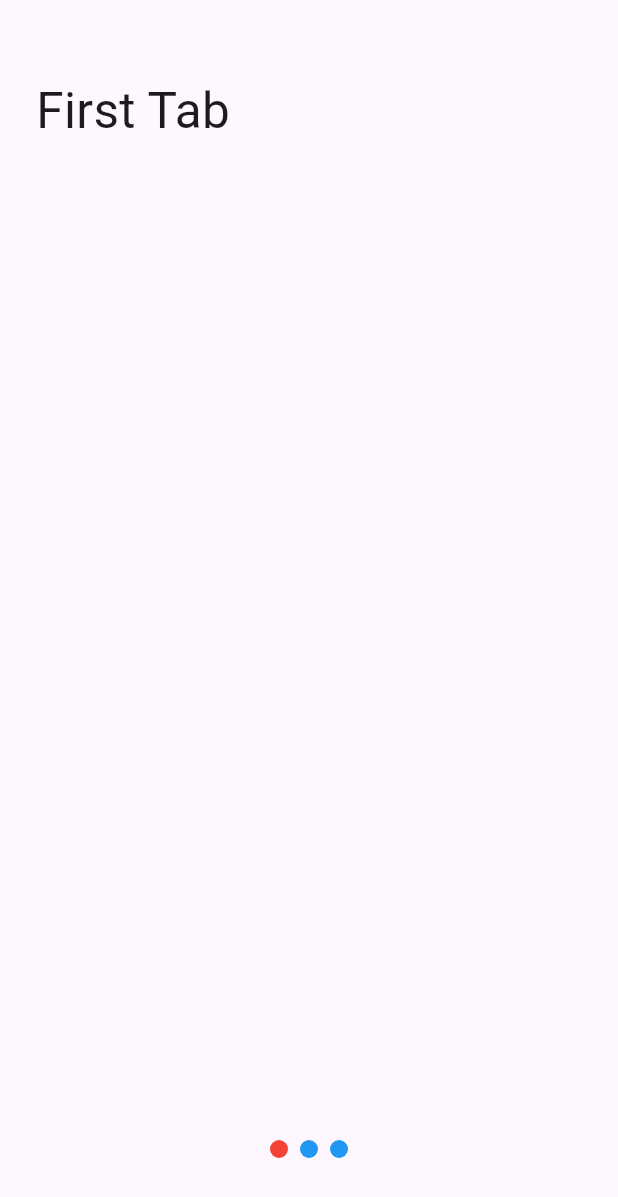
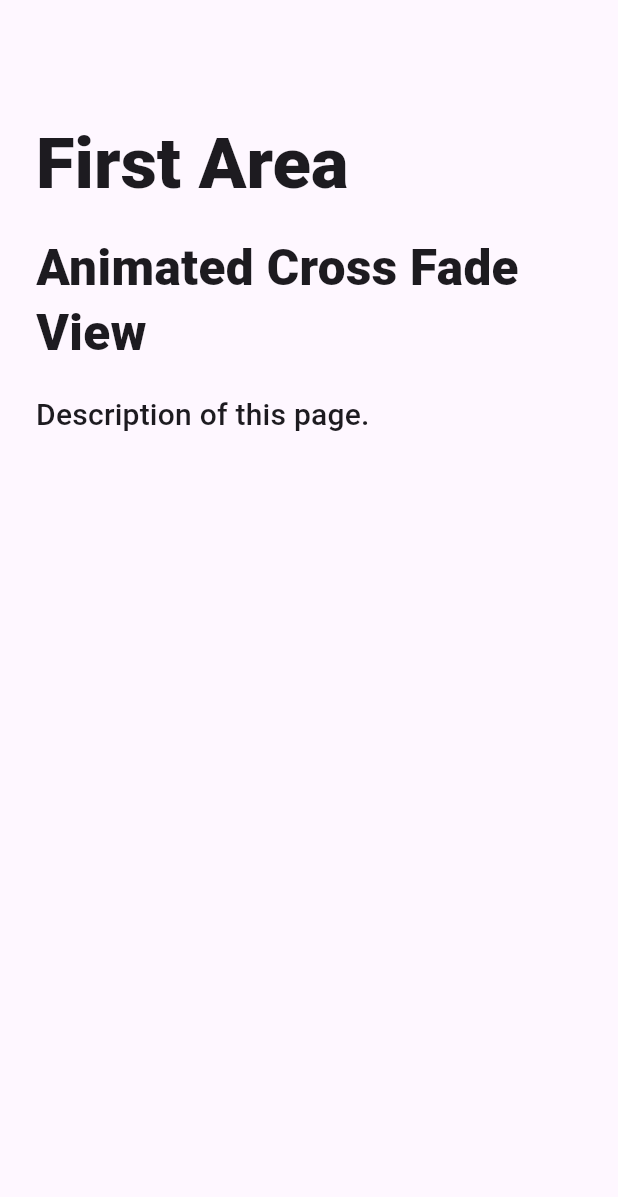
Before and after one commit to techighpark/flutter-starter-pack, a Flutter app: the MyAnimatedCrossFadeView screen opened directly, on a phone screen of 412 x 824 dp. Shown: the top 1197 px of the screen. Run offline on Flutter 3.47's test engine with Material 2 defaults, Android fonts, the phone set to English and light mode, and no system bars; our stand-ins replace flutter_riverpod, go_router, google_fonts.

Commit message:
Animated Switcher & Animated Cross Fade

```diff
--- a/lib/features/onboarding/views/my_animated_cross_fade_view.dart
+++ b/lib/features/onboarding/views/my_animated_cross_fade_view.dart
@@ -1,6 +1,17 @@
 import 'package:dev_app_1/constants/gaps.dart';
 import 'package:dev_app_1/constants/sizes.dart';
+import 'package:dev_app_1/features/onboarding/views/my_animated_switcher_view.dart';
+import 'package:flutter/cupertino.dart';
 import 'package:flutter/material.dart';
+
+/// [enum]
+/// [AnimatedCrossFade]
+/// [onPanUpdate]
+/// [onPanEnd]
+
+enum Direction { right, left }
+
+enum Page { first, second }
 
 class MyAnimatedCrossFadeView extends StatefulWidget {
   static String routeUrl = '/onboard';
@@ -15,70 +26,130 @@ class MyAnimatedCrossFadeView extends StatefulWidget {
 }
 
 class _MyAnimatedCrossFadeViewState extends State<MyAnimatedCrossFadeView> {
+  // bool _isFirst = true;
+  Direction _direction = Direction.right;
+  Page _showingPage = Page.first;
+
+  /// right to left = negative
+  /// left to right = positive
+  void _onPanUpdate(DragUpdateDetails details) {
+    if (details.delta.dx > 0) {
+      _direction = Direction.right;
+    } else {
+      _direction = Direction.left;
+    }
+    setState(() {});
+  }
+
+  void _onPanEnd(DragEndDetails details) {
+    if (_direction == Direction.left) {
+      _showingPage = Page.second;
+    } else {
+      _showingPage = Page.first;
+    }
+    setState(() {});
+  }
+
+  void _onAnimatedSwitcherTap() {
+    Navigator.of(context).push(
+      MaterialPageRoute(
+        builder: (context) => const MyAnimatedSwitcherView(),
+      ),
+    );
+  }
+
   @override
   Widget build(BuildContext context) {
-    /// [DefaultTabController] > [TabBarView] & [TabPageSelector]
-    return DefaultTabController(
-      length: 3,
+    return GestureDetector(
+      onPanUpdate: _onPanUpdate,
+      onPanEnd: _onPanEnd,
       child: Scaffold(
-        bottomNavigationBar: Container(
+        body: SafeArea(
+          child: Padding(
             padding: const EdgeInsets.symmetric(
-            vertical: Sizes.size48,
+              horizontal: Sizes.size24,
             ),
-          child: Row(
-            mainAxisAlignment: MainAxisAlignment.center,
-            children: const [
-              TabPageSelector(
-                color: Colors.blue,
-                selectedColor: Colors.red,
-                borderStyle: BorderStyle.none,
+            child: AnimatedCrossFade(
+              crossFadeState: _showingPage == Page.first
+                  ? CrossFadeState.showFirst
+                  : CrossFadeState.showSecond,
+              duration: const Duration(
+                milliseconds: 300,
+              ),
+              firstChild: Column(
+                crossAxisAlignment: CrossAxisAlignment.start,
+                children: [
+                  Gaps.v80,
+                  Text(
+                    'First Area',
+                    style: Theme.of(context).textTheme.displaySmall!.copyWith(
+                          fontWeight: FontWeight.w800,
+                        ),
+                  ),
+                  Gaps.v20,
+                  Text(
+                    'Animated Cross Fade View',
+                    style: Theme.of(context).textTheme.headlineMedium!.copyWith(
+                          fontWeight: FontWeight.w800,
+                        ),
+                  ),
+                  Gaps.v20,
+                  Text(
+                    'Description of this page.',
+                    style: Theme.of(context).textTheme.titleLarge,
+                  ),
+                ],
+              ),
+              secondChild: Column(
+                crossAxisAlignment: CrossAxisAlignment.start,
+                children: [
+                  Gaps.v80,
+                  Text(
+                    'Second Area',
+                    style: Theme.of(context).textTheme.displaySmall!.copyWith(
+                          fontWeight: FontWeight.w800,
+                        ),
+                  ),
+                  Gaps.v20,
+                  Text(
+                    'Animated Cross Fade View',
+                    style: Theme.of(context).textTheme.headlineMedium!.copyWith(
+                          fontWeight: FontWeight.w800,
+                        ),
+                  ),
+                  Gaps.v20,
+                  Text(
+                    'Description of this page.',
+                    style: Theme.of(context).textTheme.titleLarge,
                   ),
                 ],
               ),
             ),
-        body: SafeArea(
-          child: TabBarView(
-            children: [
-              Padding(
-                padding: const EdgeInsets.symmetric(horizontal: Sizes.size24),
-                child: Column(
-                  crossAxisAlignment: CrossAxisAlignment.start,
-                  children: [
-                    Gaps.v52,
-                    Text(
-                      'First Tab',
-                      style: Theme.of(context).textTheme.headlineMedium,
-                    ),
-                  ],
           ),
         ),
-              Padding(
-                padding: const EdgeInsets.symmetric(horizontal: Sizes.size24),
-                child: Column(
-                  crossAxisAlignment: CrossAxisAlignment.start,
-                  children: [
-                    Gaps.v52,
-                    Text(
-                      'Second Tab',
-                      style: Theme.of(context).textTheme.headlineMedium,
+        bottomNavigationBar: Padding(
+          padding: const EdgeInsets.only(
+            top: Sizes.size32,
+            bottom: Sizes.size64,
+            left: Sizes.size24,
+            right: Sizes.size24,
           ),
-                  ],
+          child: AnimatedOpacity(
+            opacity: _showingPage == Page.second ? 1 : 0,
+            duration: const Duration(
+              milliseconds: 300,
+            ),
+            child: CupertinoButton(
+              onPressed:
+                  _showingPage == Page.second ? _onAnimatedSwitcherTap : null,
+              color: Theme.of(context).colorScheme.onPrimaryContainer,
+              child: Text(
+                'Animated Switcher View',
+                style: TextStyle(
+                  color: Theme.of(context).colorScheme.onPrimary,
                 ),
               ),
-              Padding(
-                padding: const EdgeInsets.symmetric(horizontal: Sizes.size24),
-                child: Column(
-                  crossAxisAlignment: CrossAxisAlignment.start,
-                  children: [
-                    Gaps.v52,
-                    Text(
-                      'Third Tab',
-                      style: Theme.of(context).textTheme.headlineMedium,
             ),
-                  ],
-                ),
-              ),
-            ],
           ),
         ),
       ),
--- a/lib/features/onboarding/views/my_tab_bar_view.dart
+++ b/lib/features/onboarding/views/my_tab_bar_view.dart
@@ -2,6 +2,9 @@ import 'package:dev_app_1/constants/gaps.dart';
 import 'package:dev_app_1/constants/sizes.dart';
 import 'package:flutter/material.dart';
 
+/// [DefaultTabController]
+/// [TabBarView]
+/// [TabPageSelector]
 class MyTabBarView extends StatefulWidget {
   static String routeUrl = '/onboard';
   static String routeName = 'onboard';
@@ -16,7 +19,6 @@ class MyTabBarView extends StatefulWidget {
 class _MyTabBarViewState extends State<MyTabBarView> {
   @override
   Widget build(BuildContext context) {
-    /// [DefaultTabController] > [TabBarView] & [TabPageSelector]
     return DefaultTabController(
       length: 3,
       child: Scaffold(
--- a/lib/features/onboarding/widgets/single_child_button.dart
+++ b/lib/features/onboarding/widgets/single_child_button.dart
@@ -1,6 +1,7 @@
 import 'package:dev_app_1/constants/sizes.dart';
 import 'package:flutter/material.dart';
 
+/// [AnimatedContainer]
 class SingleChildButton extends StatefulWidget {
   const SingleChildButton({
     super.key,
```
Also changed, not shown: lib/features/onboarding/views/my_animated_switcher_view.dart (added, +132 -0 lines), lib/features/onboarding/views/my_single_child_scroll_view.dart (+23 -7 lines). Lines whose indentation alone changed are shown as unchanged.
